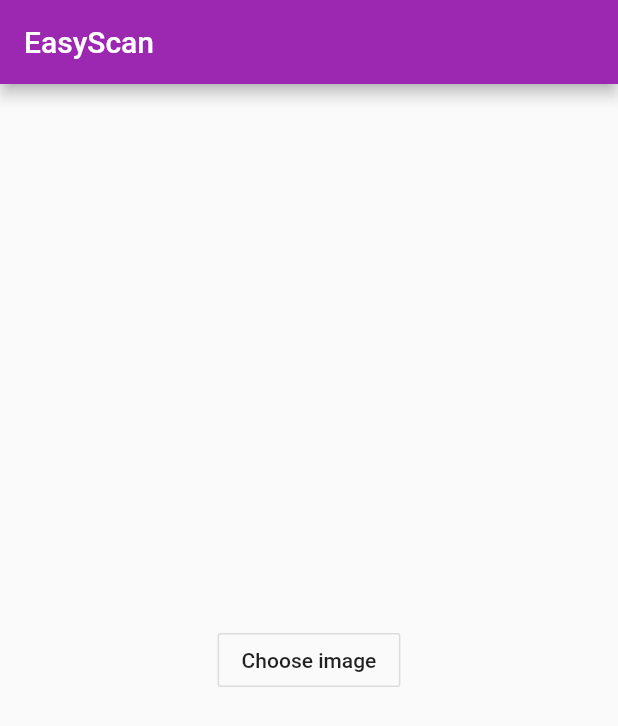
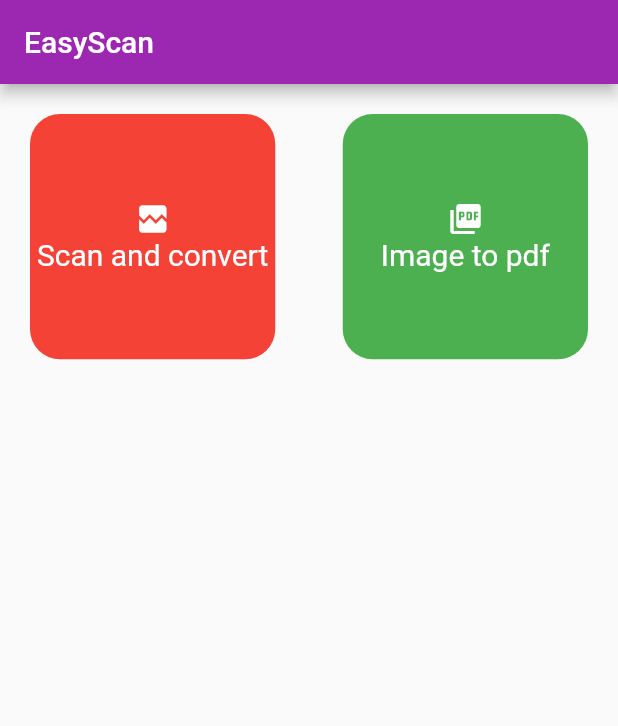
Before and after one commit to askbuddie/easy-scan, a Flutter app: the screen it shows after launch, on a phone screen of 412 x 824 dp. Shown: the top 726 px of the screen. Run offline on Flutter 3.47's test engine with Material 2 defaults, Android fonts, the phone set to English and light mode, and no system bars; our stand-ins replace image_picker.

Commit message:
Arch redesign

```diff
--- a/lib/screens/home_screen.dart
+++ b/lib/screens/home_screen.dart
@@ -1,7 +1,8 @@
-import 'dart:io';
 import 'package:EasyScan/Utils/constants.dart';
+import 'package:EasyScan/screens/image_to_pdf.dart';
+import 'package:EasyScan/screens/scan_and_convert.dart';
+import 'package:EasyScan/widgets/home_card.dart';
 import 'package:flutter/material.dart';
-import 'package:image_picker/image_picker.dart';
 
 class HomeScreen extends StatefulWidget {
   @override
@@ -9,9 +10,6 @@ class HomeScreen extends StatefulWidget {
 }
 
 class _HomeScreenState extends State<HomeScreen> {
-  // ignore: unused_field
-  File _imageFile;
-  final GlobalKey<ScaffoldState> _scaffoldKey = GlobalKey<ScaffoldState>();
   @override
   void initState() {
     super.initState();
@@ -20,67 +18,31 @@ class _HomeScreenState extends State<HomeScreen> {
   @override
   Widget build(BuildContext context) {
     return Scaffold(
-      key: _scaffoldKey,
       appBar: AppBar(
         title: Text('EasyScan'),
       ),
-      body: Center(
-          child: OutlineButton(
-        onPressed: _showImagePicker,
-        child: Text('Choose image'),
-      )),
+      body: GridView.count(
+        crossAxisCount: 2,
+        crossAxisSpacing: 5,
+        children: [
+          HomeCard(
+            onTap: () => Navigator.push(
+                context, MaterialPageRoute(builder: (_) => ScanAndConvert())),
+            iconData: Icons.broken_image,
+            color: Colors.red,
+            text: 'Scan and convert',
+            textStyle: text_style.copyWith(fontSize: 20),
+          ),
+          HomeCard(
+            onTap: () => Navigator.push(
+                context, MaterialPageRoute(builder: (_) => ImageToPdf())),
+            iconData: Icons.picture_as_pdf,
+            color: Colors.green,
+            text: 'Image to pdf',
+            textStyle: text_style.copyWith(fontSize: 20),
+          ),
+        ],
+      ),
     );
   }
-
-  void _showImagePicker() async {
-    showDialog(
-      context: context,
-      builder: (context) {
-        return SimpleDialog(
-          contentPadding: EdgeInsets.zero,
-          children: <Widget>[
-            Container(
-              alignment: Alignment.center,
-              height: 35,
-              color: Theme.of(context).primaryColor,
-              child: Text(
-                'Choose Source',
-                style: text_style.copyWith(
-                  fontSize: 20,
-                ),
-                textAlign: TextAlign.center,
-              ),
-            ),
-            ListTile(
-              onTap: _getImageFromSource,
-              leading: Icon(Icons.camera_alt),
-              title: Text("From Camera"),
-            ),
-            ListTile(
-                onTap: () {
-                  _getImageFromSource(ImageSource.gallery);
-                },
-                leading: Icon(Icons.image),
-                title: Text("From Gallery")),
-          ],
-          shape: RoundedRectangleBorder(
-            borderRadius: BorderRadius.only(
-                bottomLeft: const Radius.circular(20.0),
-                bottomRight: const Radius.circular(20.0)),
-          ),
-        );
-      },
-    );
-  }
-
-  void _getImageFromSource([ImageSource source]) async {
-    Navigator.pop(context);
-    var _pickedFile =
-        await ImagePicker().getImage(source: source ?? ImageSource.camera);
-    if (_pickedFile != null) {
-      setState(() {
-        this._imageFile = File(_pickedFile.path);
-      });
-    }
-  }
 }
--- /dev/null
+++ b/lib/widgets/home_card.dart
@@ -0,0 +1,47 @@
+import 'package:flutter/material.dart';
+
+class HomeCard extends StatelessWidget {
+  final Color color;
+  final String text;
+  final TextStyle textStyle;
+  final IconData iconData;
+  final Function onTap;
+  const HomeCard(
+      {Key key,
+      @required this.text,
+      this.color,
+      this.textStyle,
+      this.iconData,
+      this.onTap})
+      : super(key: key);
+  @override
+  Widget build(BuildContext context) {
+    return GestureDetector(
+      onTap: onTap,
+      child: Container(
+        margin: EdgeInsets.all(20),
+        decoration: BoxDecoration(
+          borderRadius: BorderRadius.circular(20),
+          color: color ?? Colors.red.withOpacity(0.6),
+        ),
+        alignment: Alignment.center,
+        height: 100,
+        width: 200,
+        child: Column(
+          mainAxisAlignment: MainAxisAlignment.center,
+          children: [
+            if (iconData != null)
+              Icon(
+                iconData,
+                color: Colors.white,
+              ),
+            Text(
+              text,
+              style: textStyle,
+            ),
+          ],
+        ),
+      ),
+    );
+  }
+}
```
Also changed, not shown: lib/screens/image_to_pdf.dart (added, +11 -0 lines), lib/screens/scan_and_convert.dart (added, +73 -0 lines).
